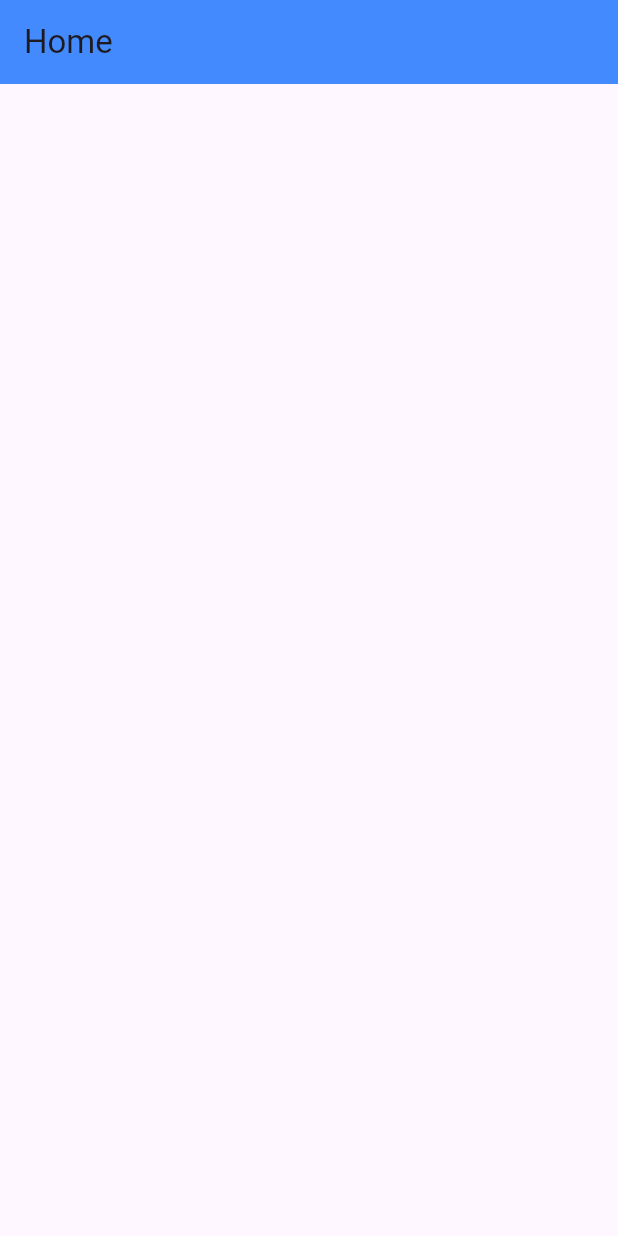
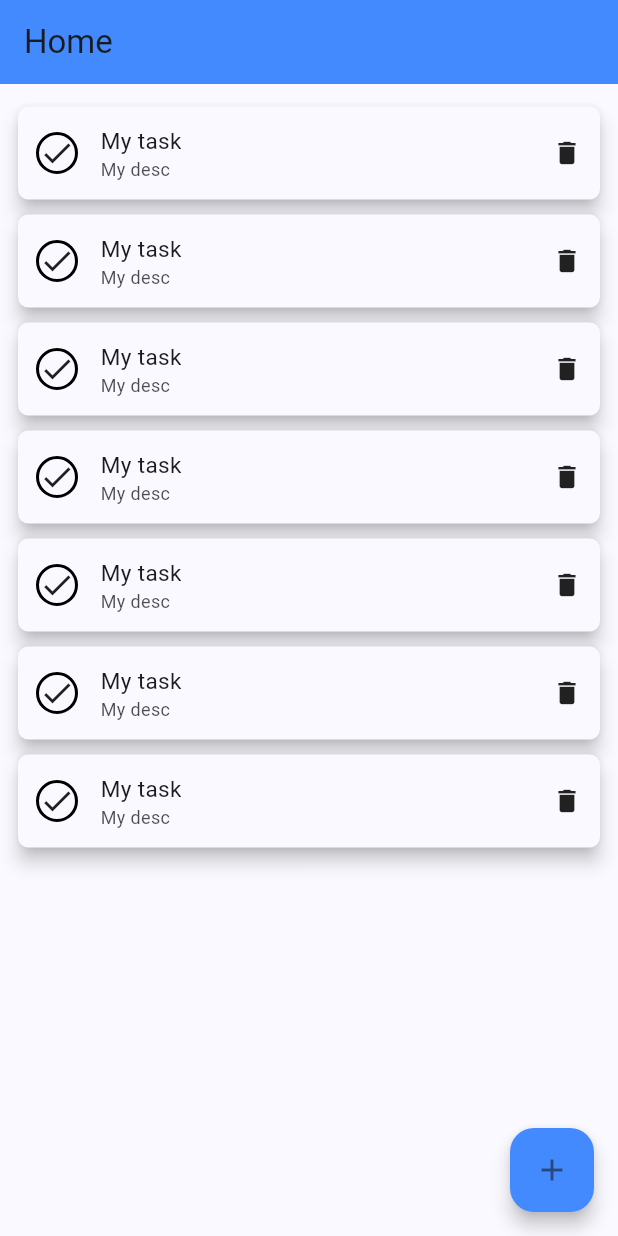
Before and after one commit to carlosparra1998/taller-flutter-29-mayo-front-UI-SKELETON, a Flutter app: the screen it shows after launch, after a tap on "Inicio", on a phone screen of 412 x 824 dp. Run offline on Flutter 3.47's test engine with Material 3 defaults, Android fonts, the phone set to English and light mode, and no system bars.

Commit message:
wip: ui dialogs and home built

```diff
--- a/lib/app/app.dart
+++ b/lib/app/app.dart
@@ -7,9 +7,9 @@ class MyApp extends StatelessWidget {
   @override
   Widget build(BuildContext context) {
     return MaterialApp(
-      title: 'Flutter Demo',
+      title: 'My TODO App',
       theme: ThemeData(
-        colorScheme: ColorScheme.fromSeed(seedColor: Colors.deepPurple),
+        colorScheme: ColorScheme.fromSeed(seedColor: Colors.blueAccent),
         useMaterial3: true,
       ),
       home: const LoginView(),
--- /dev/null
+++ b/lib/app/reutilizables/my_task.dart
@@ -0,0 +1,68 @@
+import 'package:flutter/material.dart';
+import 'package:taller_29_mayo_front/app/view/home/dialogs/mod_task.dart';
+
+class MyTask extends StatelessWidget {
+  const MyTask({super.key});
+
+  @override
+  Widget build(BuildContext context) {
+    return GestureDetector(
+      onTap: () {
+        modTaskDialog(context);
+      },
+      child: Material(
+        elevation: 5.0,
+        shadowColor: Colors.black,
+        borderRadius: BorderRadius.circular(7),
+        child: Padding(
+          padding: const EdgeInsets.all(12.0),
+          child: Row(
+            mainAxisAlignment: MainAxisAlignment.spaceBetween,
+            children: [
+              Padding(
+                padding: const EdgeInsets.only(right: 15.0),
+                child: circleButton(),
+              ),
+              Expanded(
+                child: Column(
+                  crossAxisAlignment: CrossAxisAlignment.start,
+                  children: [
+                    Text(
+                      'My task',
+                      style: TextStyle(fontSize: 15),
+                      textAlign: TextAlign.left,
+                    ),
+                    Text(
+                      'My desc',
+                      style: TextStyle(
+                          fontSize: 12, color: Colors.black.withOpacity(0.7)),
+                      textAlign: TextAlign.left,
+                    ),
+                  ],
+                ),
+              ),
+              Padding(
+                padding: const EdgeInsets.only(left: 15.0),
+                child: deleteButton(),
+              ),
+            ],
+          ),
+        ),
+      ),
+    );
+  }
+
+  Widget circleButton() {
+    return Container(
+      decoration: BoxDecoration(
+        border: Border.all(width: 2),
+        shape: BoxShape.circle,
+      ),
+      child: Icon(Icons.check),
+    );
+  }
+
+  Widget deleteButton() {
+    return Icon(Icons.delete, size: 20);
+  }
+}
--- a/lib/app/view/home/home_view.dart
+++ b/lib/app/view/home/home_view.dart
@@ -1,7 +1,7 @@
 import 'package:flutter/material.dart';
-import 'package:taller_29_mayo_front/app/reutilizables/my_button.dart';
-import 'package:taller_29_mayo_front/app/reutilizables/my_text_field.dart';
-import 'package:taller_29_mayo_front/app/view/register/register_view.dart';
+import 'package:taller_29_mayo_front/app/reutilizables/my_task.dart';
+
+import 'dialogs/add_task.dart';
 
 class HomeView extends StatefulWidget {
   const HomeView({super.key});
@@ -20,15 +20,41 @@ class _HomeViewState extends State<HomeView> {
         automaticallyImplyLeading: false,
         title: Text('Home'),
       ),
-      body: Padding(
-        padding: const EdgeInsets.symmetric(horizontal: 7.0),
-        child: Center(
-          child: Column(
-            mainAxisAlignment: MainAxisAlignment.center,
-            children: <Widget>[],
-          ),
+      body: Container(
+        child: Column(
+          children: [
+            Padding(
+              padding: const EdgeInsets.symmetric(vertical: 15, horizontal: 12),
+              child: SingleChildScrollView(
+                child: Column(
+                  children: List.generate(
+                    7,
+                    (index) => Padding(
+                      padding: const EdgeInsets.only(bottom: 10),
+                      child: MyTask(),
+                    ),
+                  ),
+                ),
+              ),
+            ),
+          ],
         ),
+      ),
+      floatingActionButton: FloatingActionButton(
+        child: Icon(Icons.add),
+        elevation: 5,
+        onPressed: () {
+          addTaskDialog(context);
+        },
+        backgroundColor: Colors.blueAccent,
       ),
     );
   }
+
+  Widget emptyMessage() {
+    return Text(
+      'Para crear una tarea, presiona el botón flotante',
+      style: TextStyle(fontSize: 20),
+    );
+  }
 }
```
Also changed, not shown: lib/app/reutilizables/my_dropdown.dart (added, +32 -0 lines), lib/app/view/home/dialogs/add_task.dart (added, +45 -0 lines), lib/app/view/home/dialogs/mod_task.dart (added, +45 -0 lines), lib/app/view/login/login_controller.dart (deleted, +0 -8 lines).
